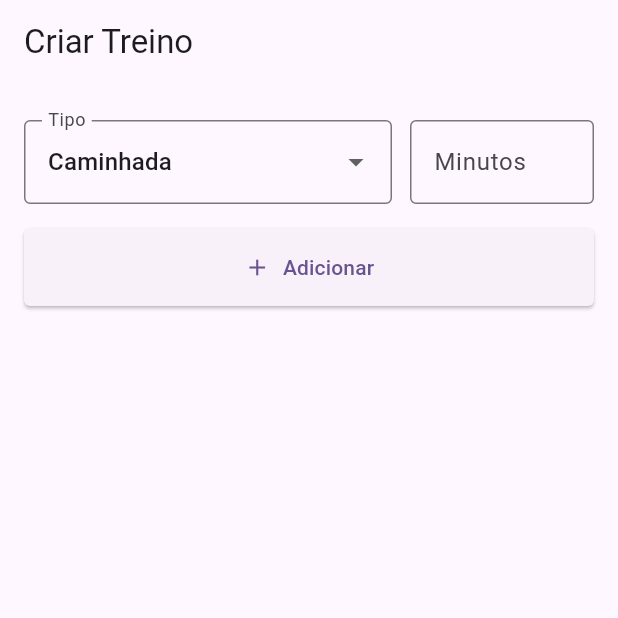
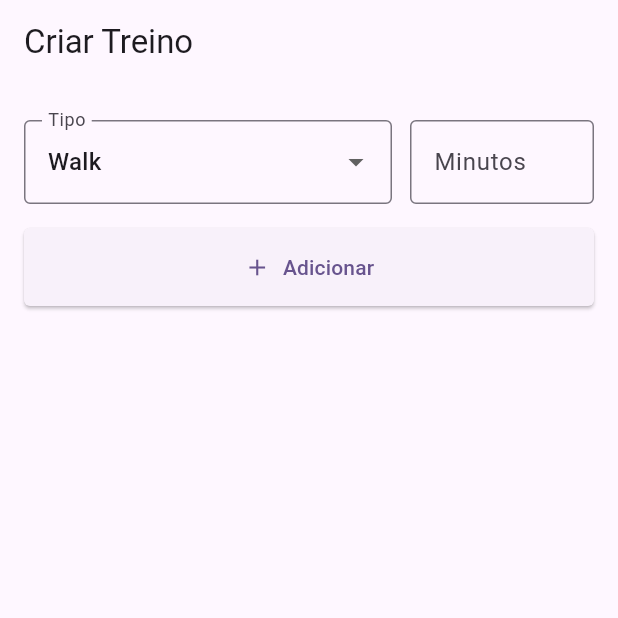
Before and after one commit to RodolfoBR93/pace_blocks, a Flutter app: the screen it shows after launch, after a tap on "Adicionar", on a phone screen of 412 x 824 dp, the top half of it. Run offline on Flutter 3.47's test engine with Material 3 defaults, Android fonts, the phone set to English and light mode, and no system bars; our stand-ins replace sqflite; accounts and stored records are empty.

Commit message:
feat: initialize the database when opening the application for the first time

```diff
--- /dev/null
+++ b/lib/data/dao/workout_type_dao.dart
@@ -0,0 +1,28 @@
+import 'package:pace_blocks/screens/create_workout/viewmodels/workout_type.dart';
+import '../database/database_helper.dart';
+
+class WorkoutTypeDao {
+  final dbHelper = DatabaseHelper();
+
+  Future<void> insertWorkoutType(WorkoutType type) async {
+    await dbHelper.insert('workout_types', type.toMap());
+  }
+
+  Future<List<WorkoutType>> getAllWorkoutTypes() async {
+    final result = await dbHelper.query('workout_types');
+    return result.map((e) => WorkoutType.fromMap(e)).toList();
+  }
+
+  Future<void> updateWorkoutType(WorkoutType type) async {
+    await dbHelper.update(
+      'workout_types',
+      type.toMap(),
+      'id = ?',
+      [type.id],
+    );
+  }
+
+  Future<void> deleteWorkoutType(int id) async {
+    await dbHelper.delete('workout_types', 'id = ?', [id]);
+  }
+}
--- a/lib/data/database/database_helper.dart
+++ b/lib/data/database/database_helper.dart
@@ -1,26 +1,36 @@
+
+import 'dart:io';
 import 'package:pace_blocks/screens/create_workout/viewmodels/workout_type.dart';
 import 'package:path/path.dart';
 import 'package:sqflite/sqflite.dart';
+class DatabaseHelper {
+  static final DatabaseHelper _instance = DatabaseHelper._internal();
 
-class DatabaseHelper {
-  static final DatabaseHelper instance = DatabaseHelper._init();
+  factory DatabaseHelper() => _instance;
+
   static Database? _database;
 
-  DatabaseHelper._init();
+  DatabaseHelper._internal();
 
   Future<Database> get database async {
-    _database ??= await _initDB('workouts.db');
+    if (_database != null) return _database!;
+    _database = await _initDB('workouts.db');
     return _database!;
   }
 
-  Future<Database> _initDB(String fileName) async {
+  Future<Database> _initDB(String filePath) async {
     final dbPath = await getDatabasesPath();
-    final path = join(dbPath, fileName);
+    final path = join(dbPath, filePath);
 
-    return await openDatabase(path, version: 1, onCreate: _createDB);
+    return await openDatabase(
+      path,
+      version: 1,
+      onCreate: _onCreate
+    );
   }
 
-  Future<void> _createDB(Database db, int version) async {
+  Future _onCreate(Database db, int version) async {
+	//create workout_types table
     await db.execute('''
       CREATE TABLE workout_types (
         id INTEGER PRIMARY KEY AUTOINCREMENT,
@@ -30,61 +40,73 @@ class DatabaseHelper {
       )
     ''');
 
-    await db.insert('workout_types', {
-      'name': 'Caminhada',
-      'code': 'CA',
-      'locale': 'pt-br',
-    });
-    await db.insert('workout_types', {
-      'name': 'Trote',
-      'code': 'TR',
-      'locale': 'pt-br',
-    });
-    await db.insert('workout_types', {
-      'name': 'Corrida Leve',
-      'code': 'CL',
-      'locale': 'pt-br',
-    });
-    await db.insert('workout_types', {
-      'name': 'Corrida Moderada',
-      'code': 'CM',
-      'locale': 'pt-br',
-    });
-    await db.insert('workout_types', {
-      'name': 'Corrida Forte',
-      'code': 'CF',
-      'locale': 'pt-br',
-    });
-    await db.insert('workout_types', {
-      'name': 'Corrida Muito Forte',
-      'code': 'CMF',
-      'locale': 'pt-br',
-    });
-    await db.insert('workout_types', {
-      'name': 'Vo2 Max',
-      'code': 'VO2',
-      'locale': 'pt-br',
-    });
-    await db.insert('workout_types', {
-      'name': 'Descanso',
-      'code': 'DE',
-      'locale': 'pt-br',
-    });
-    await db.insert('workout_types', {
-      'name': 'Treino Alongamento',
-      'code': 'TA',
-      'locale': 'pt-br',
-    });
+    //create workout_sessions table
+    await db.execute('''
+      CREATE TABLE workout_sessions (
+        id INTEGER PRIMARY KEY AUTOINCREMENT,
+        repetitions INTEGER NOT NULL,
+        duration TEXT NOT NULL,
+        workout_type_id INTEGER NOT NULL,
+        FOREIGN KEY(workout_type_id) REFERENCES workout_type(id)
+      )
+    ''');
+
+    //create workout_day table
+    await db.execute('''
+      CREATE TABLE workout_day (
+        id INTEGER PRIMARY KEY AUTOINCREMENT,
+        day_name TEXT NOT NULL,
+        session_name TEXT NOT NULL
+      )
+    ''');
+
+    //create workout_day_session table
+    await db.execute('''
+      CREATE TABLE workout_day_session (
+        day_id INTEGER NOT NULL,
+        session_id INTEGER NOT NULL,
+        FOREIGN KEY(day_id) REFERENCES workout_day(id),
+        FOREIGN KEY(session_id) REFERENCES workout_session(id)
+      )
+    ''');
+
+    //create workout_week table
+    await db.execute('''
+      CREATE TABLE workout_week (
+        id INTEGER PRIMARY KEY AUTOINCREMENT,
+        week_number INTEGER NOT NULL
+      )
+    ''');
+
+    //create week_day  table
+    await db.execute('''
+      CREATE TABLE week_day (
+        week_id INTEGER NOT NULL,
+        day_id INTEGER NOT NULL,
+        FOREIGN KEY(week_id) REFERENCES workout_week(id),
+        FOREIGN KEY(day_id) REFERENCES workout_day(id)
+      )
+    ''');
   }
 
-  Future<List<WorkoutType>> getAllWorkoutTypes() async {
-    final db = await instance.database;
-    final result = await db.query('workout_types');
-    return result.map((map) => WorkoutType.fromMap(map)).toList();
+
+  Future<int> insert(String table, Map<String, dynamic> data) async {
+    final db = await database;
+    return await db.insert(table, data);
   }
 
-  Future<void> insertWorkoutType(WorkoutType workoutType) async {
-    final db = await instance.database;
-    await db.insert('workout_types', workoutType.toMap());
+  Future<List<Map<String, dynamic>>> query(String table) async {
+    final db = await database;
+    return await db.query(table);
+  }
+
+  Future<int> update(String table, Map<String, dynamic> data, String where, List<dynamic> whereArgs) async {
+    final db = await database;
+    return await db.update(table, data, where: where, whereArgs: whereArgs);
+  }
+
+  Future<int> delete(String table, String where, List<dynamic> whereArgs) async {
+    final db = await database;
+    return await db.delete(table, where: where, whereArgs: whereArgs);
   }
 }
--- /dev/null
+++ b/lib/data/database/populate_workout_types.dart
@@ -0,0 +1,40 @@
+import 'dart:ui';
+import 'package:flutter/foundation.dart';
+import 'package:pace_blocks/data/dao/workout_type_dao.dart';
+import 'package:pace_blocks/screens/create_workout/viewmodels/workout_type.dart';
+
+Future<void> populateInitialWorkoutTypes() async {
+  final dao = WorkoutTypeDao();
+  final existing = await dao.getAllWorkoutTypes();
+  if (existing.isNotEmpty) return;
+
+  final locale = PlatformDispatcher.instance.locale.languageCode;
+
+  final List<WorkoutType> types = locale == 'pt'
+      ? [
+          WorkoutType(name: 'Caminhada', code: 'CA', locale: locale),
+          WorkoutType(name: 'Trote', code: 'TR', locale: locale),
+          WorkoutType(name: 'Corrida Leve', code: 'CL', locale: locale),
+          WorkoutType(name: 'Corrida Moderada', code: 'CM', locale: locale),
+          WorkoutType(name: 'Corrida Forte', code: 'CF', locale: locale),
+          WorkoutType(name: 'Corrida Muito Forte', code: 'CMF', locale: locale),
+          WorkoutType(name: 'Vo2 Max', code: 'VO2', locale: locale),
+          WorkoutType(name: 'Descanso', code: 'DE', locale: locale),
+          WorkoutType(name: 'Treino Alongamento', code: 'TA', locale: locale),
+        ]
+      : [
+          WorkoutType(name: 'Walk', code: 'CA', locale: locale),
+          WorkoutType(name: 'Jog', code: 'TR', locale: locale),
+          WorkoutType(name: 'Light Run', code: 'CL', locale: locale),
+          WorkoutType(name: 'Moderate Run', code: 'CM', locale: locale),
+          WorkoutType(name: 'Strong Run', code: 'CF', locale: locale),
+          WorkoutType(name: 'Very Strong Run', code: 'CMF', locale: locale),
+          WorkoutType(name: 'VO2 Max', code: 'VO2', locale: locale),
+          WorkoutType(name: 'Rest', code: 'DE', locale: locale),
+          WorkoutType(name: 'Stretching', code: 'TA', locale: locale),
+        ];
+
+  for (final type in types) {
+    await dao.insertWorkoutType(type);
+  }
+}
--- a/lib/main.dart
+++ b/lib/main.dart
@@ -1,7 +1,10 @@
 import 'package:flutter/material.dart';
+import 'package:pace_blocks/data/database/populate_workout_types.dart';
 import 'package:pace_blocks/screens/create_workout/create_workout_screen.dart';
 
-void main() {
+void main() async {
+  WidgetsFlutterBinding.ensureInitialized();
+  await populateInitialWorkoutTypes();
   runApp(const MyApp());
 }
 
@@ -12,7 +15,6 @@ class MyApp extends StatelessWidget {
   @override
   Widget build(BuildContext context) {
     return MaterialApp(
-      title: 'Flutter Demo',
       theme: ThemeData(
         colorScheme: ColorScheme.fromSeed(seedColor: Colors.deepPurple),
       ),
--- a/lib/screens/create_workout/create_workout_screen.dart
+++ b/lib/screens/create_workout/create_workout_screen.dart
@@ -1,5 +1,7 @@
 import 'package:flutter/material.dart';
 import 'package:flutter/services.dart';
+import 'package:pace_blocks/data/dao/workout_type_dao.dart';
+import 'package:pace_blocks/screens/create_workout/viewmodels/workout_type.dart';
 
 class CreateWorkout extends StatefulWidget {
   const CreateWorkout({super.key});
@@ -7,18 +9,6 @@ class CreateWorkout extends StatefulWidget {
   @override
   State<CreateWorkout> createState() => _CreateWorkoutState();
 }
-
-const Map<String, String> workoutType = {
-  'Caminhada': 'CA',
-  'Trote': 'TR',
-  'Corrida Leve': 'CL',
-  'Corrida Moderada': 'CM',
-  'Corrida Forte': 'CF',
-  'Corrida Muito Forte': 'CMF',
-  'Vo2 Max': 'VO2',
-  'Descanso': 'DE',
-  'Treino Alongamento': 'TA'
-};
 
 class WorkoutItem {
   final String type;
@@ -28,16 +18,35 @@ class WorkoutItem {
 }
 
 class _CreateWorkoutState extends State<CreateWorkout> {
-  String? selectedKey = workoutType.keys.first;
+  final WorkoutTypeDao _dao = WorkoutTypeDao();
+  List<WorkoutType> _workoutTypes = [];
+  WorkoutType? _selectedType;
+
+  @override
+  void initState() {
+    super.initState();
+    _loadWorkoutTypes();
+  }
+
+  void _loadWorkoutTypes() async {
+    final types = await _dao.getAllWorkoutTypes();
+    if (types.isNotEmpty) {
+      setState(() {
+        _workoutTypes = types;
+        _selectedType = types.first;
+      });
+    }
+  }
+
   final TextEditingController _minutesController = TextEditingController();
 
   final List<WorkoutItem> _workouts = [];
 
   void _addWorkout() {
     final minutes = _minutesController.text;
-    if (selectedKey != null && minutes.isNotEmpty) {
+    if (_selectedType != null && minutes.isNotEmpty) {
       setState(() {
-        _workouts.add(WorkoutItem(type: selectedKey!, minutes: minutes));
+        _workouts.add(WorkoutItem(type: _selectedType!.name, minutes: minutes));
         _minutesController.clear();
       });
     }
@@ -76,9 +85,9 @@ class _CreateWorkoutState extends State<CreateWorkout> {
                       child: const Icon(Icons.delete, color: Colors.white),
                     ),
                     child: Card(
-                    shape: RoundedRectangleBorder(
-                      borderRadius: BorderRadius.circular(4),
-                    ),
+                      shape: RoundedRectangleBorder(
+                        borderRadius: BorderRadius.circular(4),
+                      ),
                       child: ListTile(
                         title: Text(item.type),
                         trailing: Text('${item.minutes} min'),
@@ -95,21 +104,21 @@ class _CreateWorkoutState extends State<CreateWorkout> {
                 children: [
                   Expanded(
                     flex: 2,
-                    child: DropdownButtonFormField<String>(
-                      value: selectedKey,
+                    child: DropdownButtonFormField<WorkoutType>(
+                      value: _selectedType,
                       decoration: const InputDecoration(
                         labelText: 'Tipo',
                         border: OutlineInputBorder(),
                       ),
                       onChanged: (value) {
                         setState(() {
-                          selectedKey = value!;
+                          _selectedType = value!;
                         });
                       },
-                      items: workoutType.keys.map((String key) {
-                        return DropdownMenuItem<String>(
-                          value: key,
-                          child: Text(key),
+                      items: _workoutTypes.map((type) {
+                        return DropdownMenuItem<WorkoutType>(
+                          value: type,
+                          child: Text(type.name),
                         );
                       }).toList(),
                     ),
--- a/lib/screens/create_workout/viewmodels/workout_type.dart
+++ b/lib/screens/create_workout/viewmodels/workout_type.dart
@@ -2,14 +2,16 @@ class WorkoutType {
   final int? id;
   final String name;
   final String code;
+  final String locale;
 
-  WorkoutType({this.id, required this.name, required this.code});
+  WorkoutType({this.id, required this.name, required this.code, required this.locale});
 
   Map<String, dynamic> toMap() {
     return {
       'id': id,
       'name': name,
       'code': code,
+      'locale': locale,
     };
   }
 
@@ -18,6 +20,7 @@ class WorkoutType {
       id: map['id'],
       name: map['name'],
       code: map['code'],
+      locale: map['locale'],
     );
   }
 }
```
Also changed, not shown: lib/screens/workouts/viewmodels/workout_day_view_model.dart (added, +16 -0 lines), pubspec.lock.
